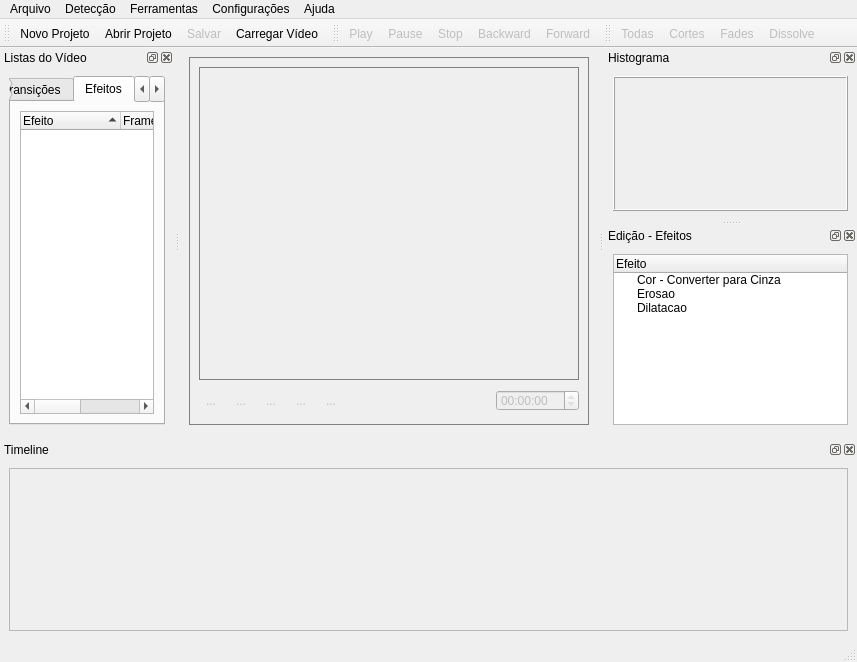
Qt form DEV/Interface/Interface.ui (fabriciols/m-fit) before a commit.
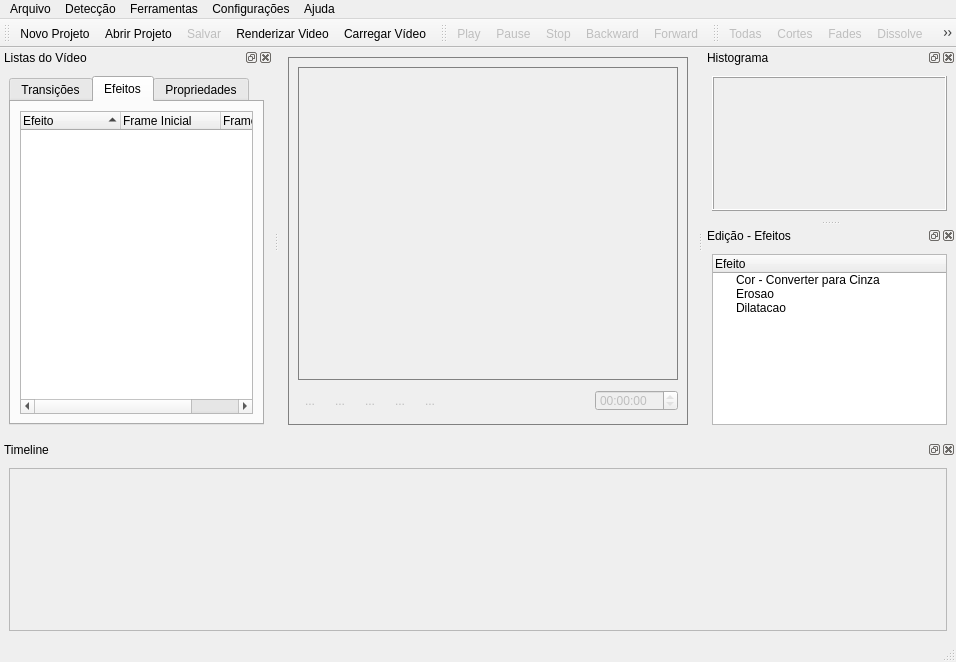
The same form after that commit. Icons and pictures are not drawn. Custom widgets are drawn as their Qt base class.

Commit message: coloquei os botões do render vídeo e das configurações QUE POR ACASO NÃO ESTÃO SENDO SALVAS PORRA!!!!!

What changed in the file:
```diff
--- a/DEV/Interface/Interface.ui
+++ b/DEV/Interface/Interface.ui
@@ -8,7 +8,7 @@
    <rect>
     <x>0</x>
     <y>0</y>
-    <width>857</width>
+    <width>956</width>
     <height>662</height>
    </rect>
   </property>
@@ -253,7 +253,7 @@
     <rect>
      <x>0</x>
      <y>0</y>
-     <width>857</width>
+     <width>956</width>
      <height>21</height>
     </rect>
    </property>
@@ -318,6 +318,7 @@
    <addaction name="actionNewProject" />
    <addaction name="actionOpenProject" />
    <addaction name="actionSave" />
+   <addaction name="actionRenderVideo" />
    <addaction name="actionLoadVideo" />
   </widget>
   <widget class="QDockWidget" name="widgetTrees" >
@@ -636,7 +637,7 @@
          <rect>
           <x>0</x>
           <y>0</y>
-          <width>837</width>
+          <width>936</width>
           <height>158</height>
          </rect>
         </property>
@@ -761,6 +762,7 @@
    <addaction name="actionOnlyCuts" />
    <addaction name="actionAllFades" />
    <addaction name="actionOnlyDissolve" />
+   <addaction name="actionDetectConfig" />
   </widget>
   <action name="actionNewProject" >
    <property name="icon" >
```
Left out of the diff: 8 changed lines with no effect on the pictures.
